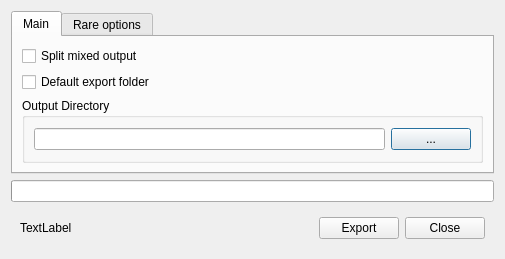
This is ui/ExportDialog.ui in ImageProcessing-ElectronicPublications/scantailor-deviant as Qt 5 draws it before an edit. The edited form follows.
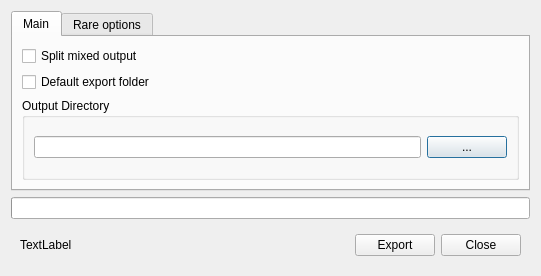
This is the edited form.

Commit message: Display default export folder in dialog if enabled

Patch:
```diff
--- a/ui/ExportDialog.ui
+++ b/ui/ExportDialog.ui
@@ -6,8 +6,8 @@
    <rect>
     <x>0</x>
     <y>0</y>
-    <width>505</width>
-    <height>255</height>
+    <width>541</width>
+    <height>276</height>
    </rect>
   </property>
   <property name="windowTitle">
```
The commit also changes 3 other files.
